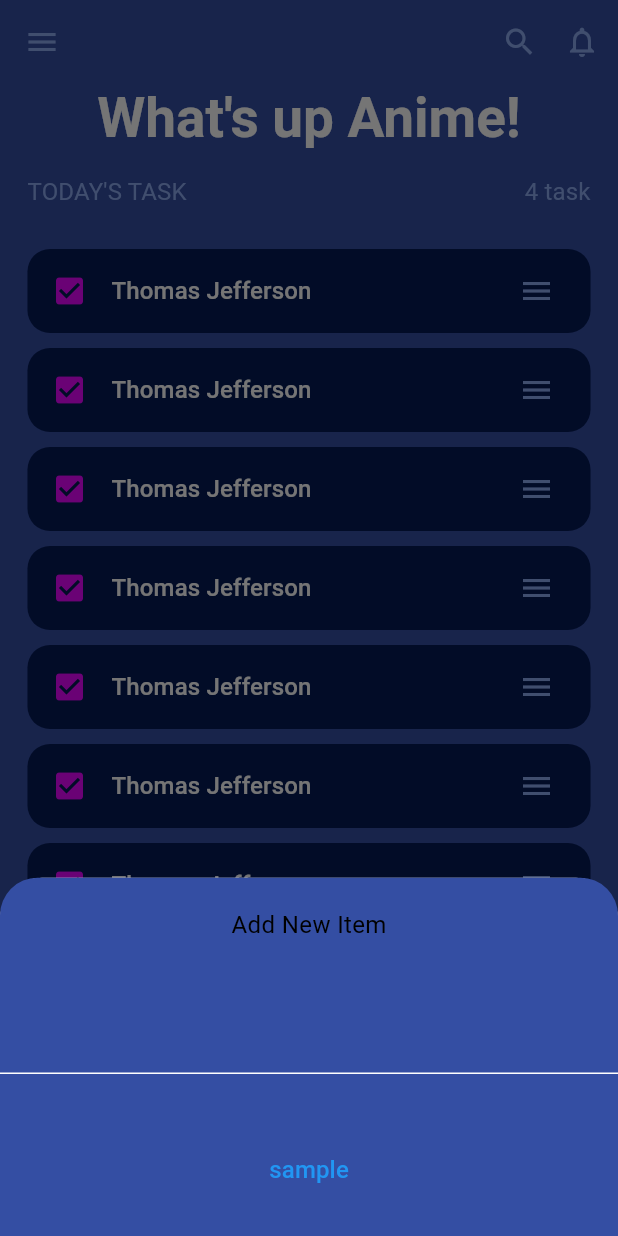
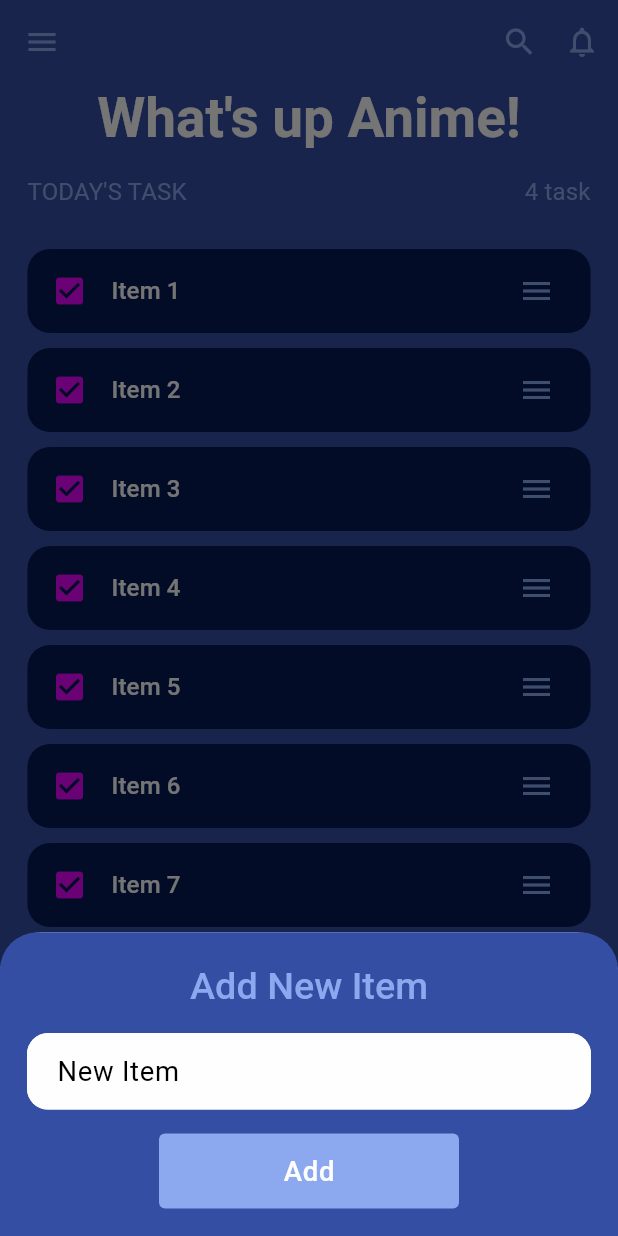
Before and after one commit to ketan456/Todo_List, a Flutter app: the screen it shows after launch, after a tap on the "add" icon, on a phone screen of 412 x 824 dp. Run offline on Flutter 3.47's test engine with Material 2 defaults, Android fonts, the phone set to English and light mode, and no system bars; our stand-ins replace flutter_screenutil, loading_animation_widget.

Commit message:
finish work of showDilogModalsheet work

```diff
--- a/lib/Screens/HomeScreen.dart
+++ b/lib/Screens/HomeScreen.dart
@@ -11,6 +11,9 @@ class HomeScreen extends StatefulWidget {
 }
 
 class _HomeScreenState extends State<HomeScreen> {
+
+  final items = List<String>.generate(20, (i) => 'Item ${i + 1}');
+
   @override
   Widget build(BuildContext context) {
     return Scaffold(
@@ -36,7 +39,8 @@ class _HomeScreenState extends State<HomeScreen> {
               )),
         ],
       ),
-      body: Container(
+      body: SingleChildScrollView(
+        child: Container(
           height: MediaQuery.of(context).size.height,
           width: MediaQuery.of(context).size.width,
           padding: const EdgeInsets.symmetric(horizontal: 16.0).r,
@@ -54,7 +58,8 @@ class _HomeScreenState extends State<HomeScreen> {
                             .textTheme
                             .headlineLarge
                             ?.copyWith(
-                              fontWeight: FontWeight.w700, color: whiteColor)),
+                                fontWeight: FontWeight.w700,
+                                color: whiteColor)),
                     SizedBox(
                       height: 12.h,
                     ),
@@ -63,13 +68,21 @@ class _HomeScreenState extends State<HomeScreen> {
                       children: [
                         Text(
                           "TODAY'S TASK",
-                        style: Theme.of(context).textTheme.titleSmall?.copyWith(
-                            fontWeight: FontWeight.w400, color: whiteBlue),
+                          style: Theme.of(context)
+                              .textTheme
+                              .titleSmall
+                              ?.copyWith(
+                                  fontWeight: FontWeight.w400,
+                                  color: whiteBlue),
                         ),
                         Text(
                           "4 task",
-                        style: Theme.of(context).textTheme.titleSmall?.copyWith(
-                            fontWeight: FontWeight.w400, color: whiteBlue),
+                          style: Theme.of(context)
+                              .textTheme
+                              .titleSmall
+                              ?.copyWith(
+                                  fontWeight: FontWeight.w400,
+                                  color: whiteBlue),
                         ),
                       ],
                     ),
@@ -79,15 +92,30 @@ class _HomeScreenState extends State<HomeScreen> {
               Expanded(
                 child: ListView.builder(
                     shrinkWrap: true,
-                  itemCount: 15,
+                    itemCount: items.length,
                     itemBuilder: (context, index) {
-                    return Container(
+                      final item = items[index];
+                      return Dismissible(
+                         key: Key(item),
+                        onDismissed: (direction) {
+                          // Remove the item from the data source.
+                          setState(() {
+                            items.removeAt(index);
+                          });
+                          // Then show a snackbar.
+                        },
+                        background: Container(
+                            margin: EdgeInsets.only(top: 10),
+                            color: Colors.red),
+                        child: Container(
                           padding: EdgeInsets.only(top: 10),
-                      child: TaskContainer(),
+                          child: TaskContainer(item: item,),
+                        ),
                       );
                     }),
               )
             ],
+          ),
         ),
       ),
       floatingActionButton: FloatingActionButton(
@@ -109,46 +137,67 @@ class _HomeScreenState extends State<HomeScreen> {
         builder: (context) {
           print(MediaQuery.of(context).viewInsets.bottom);
           return Container(
-            height: MediaQuery.of(context).viewInsets.bottom < 200 ? 200.h : 500.h,
+            width: MediaQuery.of(context).size.width,
+            padding: EdgeInsets.only(
+                bottom: MediaQuery.of(context).viewInsets.bottom),
+            // height: MediaQuery.of(context).viewInsets.bottom < 200 ? 200.h : 500.h,
             decoration: BoxDecoration(
               borderRadius: BorderRadius.only(
                   topLeft: Radius.circular(25), topRight: Radius.circular(25)),
               color: blue,
             ),
             child: Column(
-              mainAxisAlignment: MainAxisAlignment.spaceAround,
+              crossAxisAlignment: CrossAxisAlignment.center,
+              mainAxisSize: MainAxisSize.min,
+              children: [
+                SizedBox(
+                  height: 16.h,
+                ),
+                Text(
+                  "Add New Item",
+                  style: Theme.of(context)
+                      .textTheme
+                      .titleLarge
+                      ?.copyWith(fontWeight: FontWeight.w500, color: whiteBlue),
+                ),
+                Container(
+                 padding: EdgeInsets.symmetric(horizontal: 18,vertical: 16),
+                  child: TextFormField(
+                    decoration: InputDecoration(
+                        contentPadding: const EdgeInsets.symmetric(vertical: 12.0, horizontal: 16.0),
+                      filled: true,
+                      fillColor: whiteColor,
+                      focusedBorder: OutlineInputBorder(
+                          borderRadius: BorderRadius.circular(14),
+                        borderSide: BorderSide(color: whiteColor)
+                      ),
+                      enabledBorder: OutlineInputBorder(
+                        borderRadius: BorderRadius.circular(14),
+                          borderSide: BorderSide(color: whiteColor,width: 3)
+                      ),
+                      hintText: "New Item"
+                    ),
+                  ),
+                ),
+                Container(
+                  width: 200,
+                  height: 50,
+                  margin: EdgeInsets.only(bottom: 16).r,
+                  child: TextButton(
+                    style: TextButton.styleFrom(
 
-              children: [
-                Text("Add New Item"),
-                TextFormField(),
-                TextButton(onPressed: (){}, child: Text("sample"))
+                      backgroundColor: whiteBlue,
+                       shape:  RoundedRectangleBorder(
+                         borderRadius: BorderRadius.circular(4), // <-- Radius
+                       ),
+                    ),
+                    onPressed: () {},
+                    child: Text("Add",style: Theme.of(context).textTheme.bodyLarge?.copyWith(color: whiteColor, fontWeight: FontWeight.w500),),
+                  ),
+                ),
               ],
             ),
           );
         });
   }
 }
-
-// Container(
-// child: SizedBox(
-// height: 200,
-// child: Center(
-// child: Column(
-// mainAxisAlignment: MainAxisAlignment.center,
-// mainAxisSize: MainAxisSize.min,
-// children: <Widget>[
-// TextFormField(
-// decoration: InputDecoration(
-// enabledBorder: OutlineInputBorder(
-// borderSide: BorderSide(color: whiteBlue, width: 1.0.r),
-// borderRadius: BorderRadius.all(const Radius.circular(9).r)),
-// focusedBorder: OutlineInputBorder(
-// borderSide: BorderSide(color: whiteBlue, width: 1.0.r),
-// borderRadius: BorderRadius.all(const Radius.circular(9).r)),
-// ),
-// )
-// ],
-// ),
-// ),
-// ),
-// );
--- a/lib/Screens/TaskContainer.dart
+++ b/lib/Screens/TaskContainer.dart
@@ -3,8 +3,8 @@ import 'package:flutter_screenutil/flutter_screenutil.dart';
 import 'package:todo_list/Theme/Color.dart';
 
 class TaskContainer extends StatefulWidget {
-  const TaskContainer({super.key});
-
+   TaskContainer({super.key, required this.item});
+  String item;
   @override
   State<TaskContainer> createState() => _TaskContainerState();
 }
@@ -13,12 +13,13 @@ class _TaskContainerState extends State<TaskContainer> {
   @override
   Widget build(BuildContext context) {
     return Container(
-      width: MediaQuery.of(context).size.width,
+      // width: MediaQuery.of(context).size.width,
+
       child: ListTile(
         shape:  RoundedRectangleBorder(borderRadius: BorderRadius.circular(15)),
         tileColor:darkBlue,
         leading: Icon(Icons.check_box,color: purple,),
-        title:  Text('Thomas Jefferson',style: Theme.of(context).textTheme.labelLarge?.copyWith(color: whiteColor)),
+        title:  Text(widget.item,style: Theme.of(context).textTheme.labelLarge?.copyWith(color: whiteColor)),
         trailing: Icon(Icons.menu,color: whiteBlue,),
       ),
     );
--- a/pubspec.yaml
+++ b/pubspec.yaml
@@ -37,6 +37,7 @@ dependencies:
   cupertino_icons: ^1.0.2
   flutter_screenutil: ^5.7.0
   loading_animation_widget: ^1.2.0+4
+  provider: ^6.0.5
 
 dev_dependencies:
   flutter_test:
```
Lines whose indentation alone changed are shown as unchanged.
